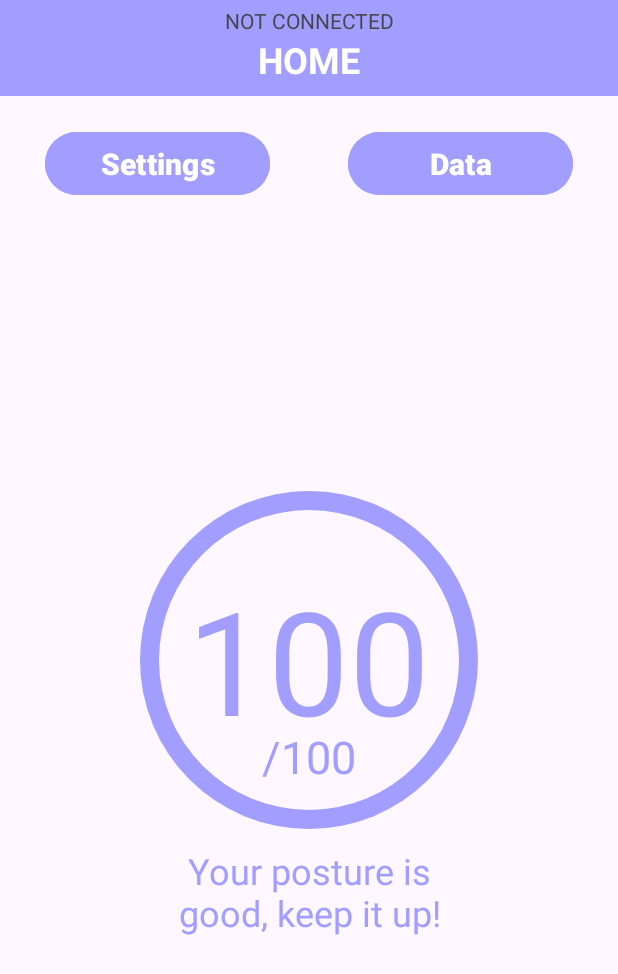
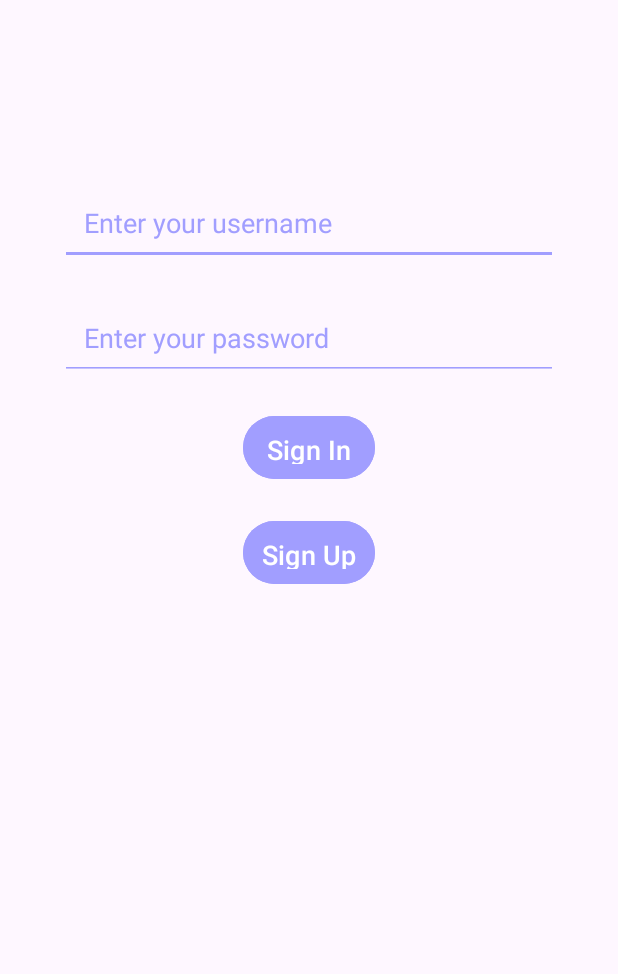
Before and after one commit to KhaledElshokri/Slouch-Patrol, an Android app: the screen it shows after launch (MainActivity before the commit, LoginActivity after it), on a phone screen of 412 x 824 dp. Shown: the top 974 px of the screen. Run offline under Robolectric (Android 15) with nearby library versions, the phone set to English and light mode, and no system bars.

Commit message:
added database and UI

```diff
--- a/SlouchPatrolApp/app/build.gradle
+++ b/SlouchPatrolApp/app/build.gradle
@@ -34,6 +34,8 @@ dependencies {
     implementation libs.material
     implementation libs.activity
     implementation libs.constraintlayout
+    implementation libs.firebase.inappmessaging
+    implementation libs.preference
     testImplementation libs.junit
     androidTestImplementation libs.ext.junit
     androidTestImplementation libs.espresso.core
--- /dev/null
+++ b/SlouchPatrolApp/app/src/main/java/com/example/slouch_patrol_app/LoginActivity.java
@@ -0,0 +1,81 @@
+package com.example.slouch_patrol_app;
+
+import android.content.Intent;
+import android.content.SharedPreferences;
+import android.os.Bundle;
+import android.widget.Button;
+import android.widget.EditText;
+import android.widget.Toast;
+import androidx.appcompat.app.AppCompatActivity;
+import androidx.preference.PreferenceManager;
+
+public class LoginActivity extends AppCompatActivity {
+
+    EditText emailField, passwordField;
+    Button signInButton, signUpButton;
+    DatabaseHelper databaseHelper;
+
+    @Override
+    protected void onCreate(Bundle savedInstanceState) {
+        super.onCreate(savedInstanceState);
+        setContentView(R.layout.activity_login);
+
+        emailField = findViewById(R.id.emailField);
+        passwordField = findViewById(R.id.passwordField);
+        signInButton = findViewById(R.id.signInButton);
+        signUpButton = findViewById(R.id.signUpButton);
+        databaseHelper = new DatabaseHelper(this);
+
+        //Sign-in button logic
+        signInButton.setOnClickListener(v -> {
+            String username = emailField.getText().toString();
+            String password = passwordField.getText().toString();
+
+            //Verify user credentials from the database
+            boolean isValid = databaseHelper.verifyUser(username, password);
+            if (isValid) {
+                Toast.makeText(LoginActivity.this, "Login Successful", Toast.LENGTH_SHORT).show();
+
+                //Store user login status in SharedPreferences
+                SharedPreferences sharedPreferences = PreferenceManager.getDefaultSharedPreferences(LoginActivity.this);
+                SharedPreferences.Editor editor = sharedPreferences.edit();
+                editor.putBoolean("isLoggedIn", true);
+                editor.putString("username", username);
+                editor.apply();
+
+                //Redirect to MainActivity
+                Intent intent = new Intent(LoginActivity.this, MainActivity.class);
+                startActivity(intent);
+                finish();
+            } else {
+                Toast.makeText(LoginActivity.this, "Account does not exist. Please sign up.", Toast.LENGTH_SHORT).show();
+            }
+        });
+
+        //Sign-up button logic
+        signUpButton.setOnClickListener(v -> {
+            String username = emailField.getText().toString();
+            String password = passwordField.getText().toString();
+
+            //Insert new user into database
+            boolean isInserted = databaseHelper.insertUser(username, password);
+            if (isInserted) {
+                Toast.makeText(LoginActivity.this, "Account Created", Toast.LENGTH_SHORT).show();
+
+                //Store user login status in SharedPreferences
+                SharedPreferences sharedPreferences = PreferenceManager.getDefaultSharedPreferences(LoginActivity.this);
+                SharedPreferences.Editor editor = sharedPreferences.edit();
+                editor.putBoolean("isLoggedIn", true);
+                editor.putString("userEmail", username);
+                editor.apply();
+
+                //Redirect to MainActivity
+                Intent intent = new Intent(LoginActivity.this, MainActivity.class);
+                startActivity(intent);
+                finish();
+            } else {
+                Toast.makeText(LoginActivity.this, "Account Creation Failed", Toast.LENGTH_SHORT).show();
+            }
+        });
+    }
+}
--- /dev/null
+++ b/SlouchPatrolApp/app/src/main/res/layout/activity_login.xml
@@ -0,0 +1,79 @@
+<?xml version="1.0" encoding="utf-8"?>
+<androidx.constraintlayout.widget.ConstraintLayout
+    xmlns:android="http://schemas.android.com/apk/res/android"
+    xmlns:app="http://schemas.android.com/apk/res-auto"
+    xmlns:tools="http://schemas.android.com/tools"
+    android:layout_width="match_parent"
+    android:layout_height="match_parent"
+    android:background="@color/background_color"
+    tools:context=".LoginActivity">
+
+    <!-- Email Field -->
+    <EditText
+        android:id="@+id/emailField"
+        android:layout_width="0dp"
+        android:layout_height="wrap_content"
+        android:hint="Enter your username"
+        android:padding="16dp"
+        android:backgroundTint="@color/primary_color"
+        android:textColor="@color/primary_color"
+        android:textColorHint="@color/primary_color"
+        app:layout_constraintEnd_toEndOf="parent"
+        app:layout_constraintStart_toStartOf="parent"
+        app:layout_constraintTop_toTopOf="parent"
+        android:layout_marginTop="120dp"
+        android:layout_marginStart="40dp"
+        android:layout_marginEnd="40dp" />
+    <!-- Password Field -->
+    <EditText
+        android:id="@+id/passwordField"
+        android:layout_width="0dp"
+        android:layout_height="wrap_content"
+        android:hint="Enter your password"
+        android:inputType="textPassword"
+        android:padding="16dp"
+        android:backgroundTint="@color/primary_color"
+        android:textColor="@color/primary_color"
+        android:textColorHint="@color/primary_color"
+        app:layout_constraintEnd_toEndOf="parent"
+        app:layout_constraintStart_toStartOf="parent"
+        app:layout_constraintTop_toBottomOf="@id/emailField"
+        android:layout_marginTop="20dp"
+        android:layout_marginStart="40dp"
+        android:layout_marginEnd="40dp"/>
+
+    <!-- Sign In Button -->
+    <Button
+        android:id="@+id/signInButton"
+        android:layout_width="wrap_content"
+        android:layout_height="50dp"
+        android:layout_marginTop="20dp"
+        android:layout_marginStart="40dp"
+        android:layout_marginEnd="40dp"
+        android:padding="10dp"
+        android:backgroundTint="@color/primary_color"
+        android:text="Sign In"
+        android:textColor="@color/white"
+        android:textSize="18sp"
+        app:layout_constraintEnd_toEndOf="parent"
+        app:layout_constraintStart_toStartOf="parent"
+        app:layout_constraintTop_toBottomOf="@id/passwordField" />
+
+    <!-- Sign Up Button -->
+    <Button
+        android:id="@+id/signUpButton"
+        android:layout_width="wrap_content"
+        android:layout_height="50dp"
+        android:layout_marginTop="20dp"
+        android:layout_marginStart="40dp"
+        android:layout_marginEnd="40dp"
+        android:padding="10dp"
+        android:backgroundTint="@color/primary_color"
+        android:text="Sign Up"
+        android:textColor="@color/white"
+        android:textSize="18sp"
+        app:layout_constraintEnd_toEndOf="parent"
+        app:layout_constraintStart_toStartOf="parent"
+        app:layout_constraintTop_toBottomOf="@id/signInButton"/>
+
+</androidx.constraintlayout.widget.ConstraintLayout>
--- a/SlouchPatrolApp/app/src/main/res/layout/activity_main.xml
+++ b/SlouchPatrolApp/app/src/main/res/layout/activity_main.xml
@@ -1,5 +1,6 @@
 <?xml version="1.0" encoding="utf-8"?>
-<androidx.constraintlayout.widget.ConstraintLayout xmlns:android="http://schemas.android.com/apk/res/android"
+<androidx.constraintlayout.widget.ConstraintLayout
+    xmlns:android="http://schemas.android.com/apk/res/android"
     xmlns:app="http://schemas.android.com/apk/res-auto"
     xmlns:tools="http://schemas.android.com/tools"
     android:id="@+id/main"
@@ -7,7 +8,7 @@
     android:layout_height="match_parent"
     tools:context=".MainActivity">
 
-
+    <!-- AppBar with Settings and Data buttons -->
     <com.google.android.material.appbar.AppBarLayout
         android:id="@+id/appBarLayout"
         android:layout_width="0dp"
@@ -25,6 +26,7 @@
 
     </com.google.android.material.appbar.AppBarLayout>
 
+    <!-- Connection status -->
     <TextView
         android:id="@+id/textViewConnection"
         android:layout_width="match_parent"
@@ -35,6 +37,7 @@
         android:textColorLink="@color/primary_dark"
         app:layout_constraintTop_toBottomOf="@+id/appBarLayout" />
 
+    <!-- Home text -->
     <TextView
         android:id="@+id/textViewHome"
         android:layout_width="match_parent"
@@ -42,12 +45,11 @@
         android:text="HOME"
         android:textAlignment="center"
         android:textColor="@color/white"
-        android:textColorLink="@color/white"
         android:textSize="24sp"
         android:textStyle="bold"
-        app:layout_constraintTop_toBottomOf="@+id/textViewConnection"
-        tools:layout_editor_absoluteX="139dp" />
+        app:layout_constraintTop_toBottomOf="@+id/textViewConnection" />
 
+    <!-- Settings button -->
     <Button
         android:id="@+id/buttonSettings"
         android:layout_width="150dp"
@@ -61,6 +63,7 @@
         app:layout_constraintStart_toStartOf="@+id/appBarLayout"
         app:layout_constraintTop_toBottomOf="@+id/appBarLayout" />
 
+    <!-- Data button -->
     <Button
         android:id="@+id/buttonData"
         android:layout_width="150dp"
@@ -74,6 +77,7 @@
         app:layout_constraintEnd_toEndOf="@+id/appBarLayout"
         app:layout_constraintTop_toBottomOf="@+id/appBarLayout" />
 
+    <!-- Relative layout for the circle and score -->
     <RelativeLayout
         android:id="@+id/relativeLayout"
         android:layout_width="match_parent"
@@ -83,6 +87,7 @@
         app:layout_constraintStart_toStartOf="parent"
         app:layout_constraintEnd_toEndOf="parent">
 
+        <!-- Outer circle -->
         <View
             android:id="@+id/circle_background_outer"
             android:layout_width="225dp"
@@ -91,6 +96,7 @@
             android:background="@drawable/circle_background"
             android:backgroundTint="@color/primary_color" />
 
+        <!-- Inner circle -->
         <View
             android:id="@+id/circle_background_inner"
             android:layout_width="200dp"
@@ -99,39 +105,44 @@
             android:background="@drawable/circle_background"
             android:backgroundTint="@color/background_color" />
 
+        <!-- Score text -->
         <TextView
             android:id="@+id/textViewScore"
             android:layout_width="wrap_content"
             android:layout_height="wrap_content"
+            android:text=""
+            android:textSize="40sp"
+            android:textColor="@color/primary_color"
             android:layout_centerInParent="true"
-            android:text="100"
-            android:textColor="@color/primary_color"
-            android:textSize="96sp" />
+            android:layout_marginTop="-10dp"
+            android:layout_centerHorizontal="true"
+            android:gravity="center" />
 
-        <TextView
-            android:id="@+id/message_text"
-            android:layout_width="200dp"
-            android:layout_height="wrap_content"
-            android:layout_below="@id/circle_background_outer"
-            android:layout_centerHorizontal="true"
-            android:layout_marginTop="11dp"
-            android:text="Your posture is good, keep it up!"
-            android:textAlignment="center"
-            android:textColor="@color/primary_color"
-            android:textSize="24sp" />
-
+        <!-- /100 text below the score -->
         <TextView
             android:id="@+id/textView"
             android:layout_width="wrap_content"
             android:layout_height="wrap_content"
             android:layout_below="@id/textViewScore"
             android:layout_centerHorizontal="true"
-            android:layout_marginTop="-20dp"
+            android:layout_marginTop="-10dp"
             android:textSize="30sp"
             android:text="/100"
             android:textColor="@color/primary_color" />
+
+        <!-- Message below the circle -->
+        <TextView
+            android:id="@+id/message_text"
+            android:layout_width="wrap_content"
+            android:layout_height="wrap_content"
+            android:layout_below="@id/circle_background_outer"
+            android:layout_centerHorizontal="true"
+            android:layout_marginTop="16dp"
+            android:text=""
+            android:textAlignment="center"
+            android:textColor="@color/primary_color"
+            android:textSize="16sp" />
+
     </RelativeLayout>
 
-
-
 </androidx.constraintlayout.widget.ConstraintLayout>
--- a/SlouchPatrolApp/gradle/libs.versions.toml
+++ b/SlouchPatrolApp/gradle/libs.versions.toml
@@ -7,6 +7,8 @@ appcompat = "1.7.0"
 material = "1.12.0"
 activity = "1.9.2"
 constraintlayout = "2.1.4"
+firebaseInappmessaging = "21.0.0"
+preference = "1.2.1"
 
 [libraries]
 junit = { group = "junit", name = "junit", version.ref = "junit" }
@@ -16,6 +18,8 @@ appcompat = { group = "androidx.appcompat", name = "appcompat", version.ref = "a
 material = { group = "com.google.android.material", name = "material", version.ref = "material" }
 activity = { group = "androidx.activity", name = "activity", version.ref = "activity" }
 constraintlayout = { group = "androidx.constraintlayout", name = "constraintlayout", version.ref = "constraintlayout" }
+firebase-inappmessaging = { group = "com.google.firebase", name = "firebase-inappmessaging", version.ref = "firebaseInappmessaging" }
+preference = { group = "androidx.preference", name = "preference", version.ref = "preference" }
 
 [plugins]
 android-application = { id = "com.android.application", version.ref = "agp" }
```
Also changed, not shown: SlouchPatrolApp/app/src/main/AndroidManifest.xml (+21 -8 lines), SlouchPatrolApp/app/src/main/java/com/example/slouch_patrol_app/DatabaseHelper.java (added, +128 -0 lines), SlouchPatrolApp/app/src/main/java/com/example/slouch_patrol_app/MainActivity.java (+90 -7 lines).
